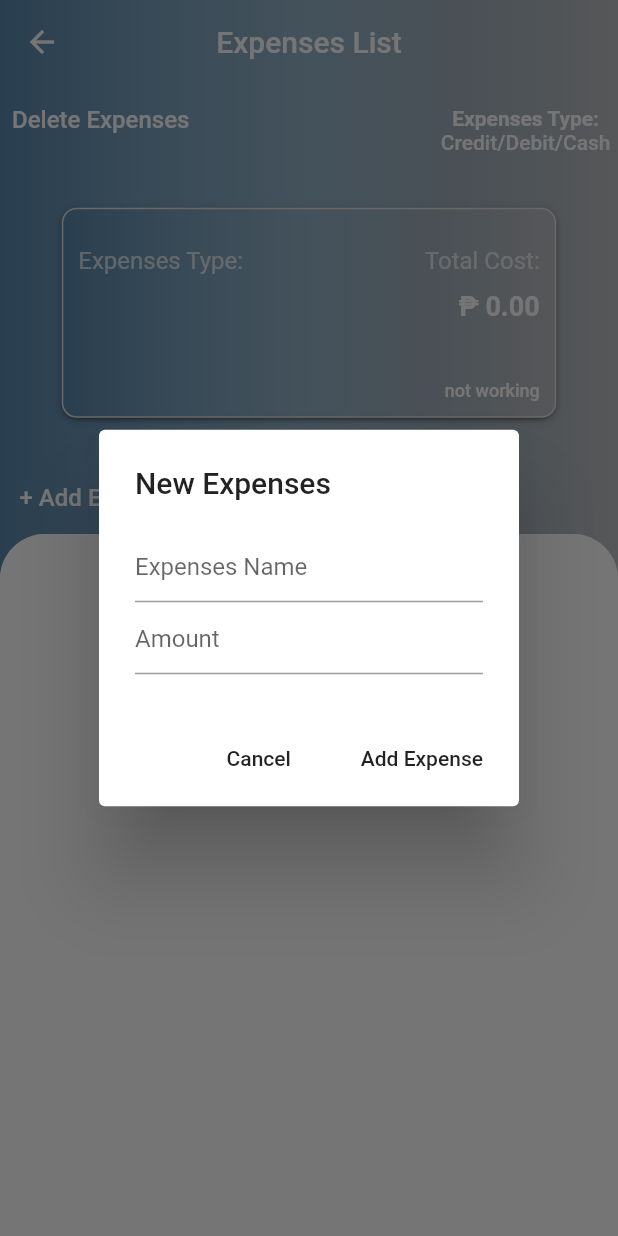
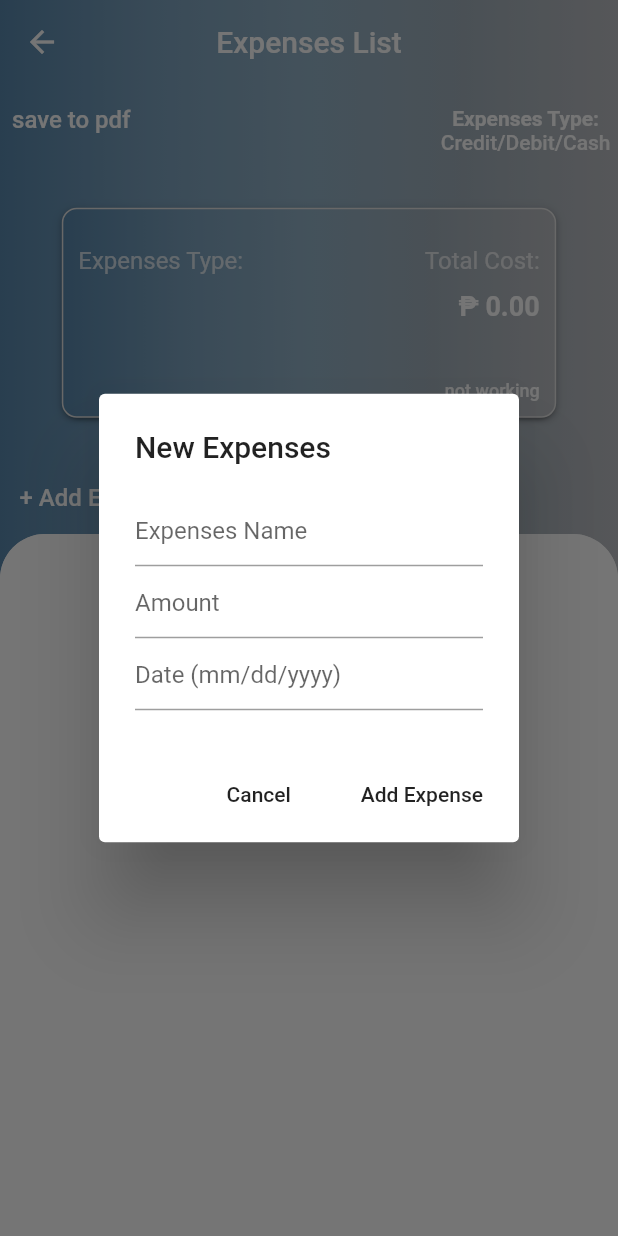
Before and after one commit to jrmjrd/budgetme, a Flutter app: the ExpensesPage screen opened directly with empty values, after a tap on "+ Add Expenses", on a phone screen of 412 x 824 dp. Run offline on Flutter 3.47's test engine with Material 3 defaults, Android fonts, the phone set to English and light mode, and no system bars; our stand-ins replace isar, pdf; missing offline and left inert: document_file_save_plus; accounts and stored records are empty; generated files the repository leaves out were written again.

Commit message:
save to pdf function added

```diff
--- a/lib/converter_functions/functions.dart
+++ b/lib/converter_functions/functions.dart
@@ -13,3 +13,8 @@ String formatCurrency(double amount){
   final format = NumberFormat.currency(locale: "en_PH", symbol: "\₱ ", decimalDigits: 2);
   return format.format(amount);
 }
+
+String dateFormat(DateTime date){
+  final format = DateFormat('MM/dd/yyyy').format(date);
+  return format;
+}
--- a/lib/view/component/budget_card.dart
+++ b/lib/view/component/budget_card.dart
@@ -1,5 +1,5 @@
 import 'package:budgetme/model/expenses_type.dart';
-import 'package:budgetme/view/component/expenses_display.dart';
+// import 'package:budgetme/view/component/expenses_display.dart';
 import 'package:budgetme/view/expenses_page.dart';
 import 'package:flutter/material.dart';
 
--- a/lib/view/expenses_page.dart
+++ b/lib/view/expenses_page.dart
@@ -1,5 +1,5 @@
 // ignore_for_file: unrelated_type_equality_checks, use_build_context_synchronously
-
+import 'package:budgetme/controller/to_pdf.dart';
 import 'package:budgetme/converter_functions/functions.dart';
 import 'package:budgetme/database/expenses_db.dart';
 import 'package:budgetme/model/expenses.dart';
@@ -7,6 +7,7 @@ import 'package:budgetme/model/expenses_type.dart';
 import 'package:budgetme/view/component/budget_card.dart';
 import 'package:budgetme/view/component/expenses_display.dart';
 import 'package:flutter/material.dart';
+import 'package:intl/intl.dart';
 import 'package:provider/provider.dart';
 
 class ExpensesPage extends StatefulWidget {
@@ -26,7 +27,7 @@ class _ExpensesPageState extends State<ExpensesPage> {
   TextEditingController expensesAmountController = TextEditingController();
   TextEditingController budgetAmountController = TextEditingController();
   TextEditingController budgetDurationController = TextEditingController();
-
+  TextEditingController dateController = TextEditingController();
   //load total expenses data
   Future<double>? _totalExpenses;
 
@@ -48,6 +49,12 @@ class _ExpensesPageState extends State<ExpensesPage> {
               controller: expensesAmountController,
               decoration: const InputDecoration(
                 hintText: "Amount"
+              ),
+            ),
+            TextField(
+              controller: dateController,
+              decoration: const InputDecoration(
+                hintText: "Date (mm/dd/yyyy)"
               ),
             ),
           ],
@@ -127,7 +134,12 @@ class _ExpensesPageState extends State<ExpensesPage> {
                       children: [
                         Positioned(
                           left: 0,
-                          child: delete(widget.expensesType.type)
+                          child:
+                          saveToPdf(
+                            'Vacation',
+                            value.specExpenses
+                          )
+                          // delete(widget.expensesType.type)
                         ),
                         const Positioned(
                           right: 5,
@@ -186,7 +198,8 @@ class _ExpensesPageState extends State<ExpensesPage> {
                               ),
                             ),
                           ),
-                        )
+                        ),
+
                       ],
                     )
                   )
@@ -199,11 +212,13 @@ class _ExpensesPageState extends State<ExpensesPage> {
                     itemCount: value.specExpenses.length,
                     itemBuilder: (context, index) {
                       //Get expenses
-                      Expenses expensesList = value.specExpenses[index];
+                      var toSort = value.specExpenses..sort((a, b) => a.amount.compareTo(b.amount));
+                      Expenses expenses = toSort[index];
+
                       return ListTile(
-                        title: Text(expensesList.name),
-                        subtitle: Text("Type: ${expensesList.type.toString()}"),
-                        trailing: Text(formatCurrency(expensesList.amount)),
+                        title: Text(expenses.name),
+                        subtitle: Text("Date: ${dateFormat(expenses.date)}"),
+                        trailing: Text(formatCurrency(expenses.amount)),
 
                       );
                     }
@@ -244,7 +259,7 @@ class _ExpensesPageState extends State<ExpensesPage> {
           Expenses newExpenses = Expenses(
             name: expensesNameController.text,
             amount: stringToDouble(expensesAmountController.text),
-            date: DateTime.now(),
+            date: dateController.text.isEmpty ? DateTime.now() : DateFormat('MM/dd/yyyy').parse(dateController.text),
             type: widget.expensesType.type
           );
 
@@ -256,6 +271,7 @@ class _ExpensesPageState extends State<ExpensesPage> {
           //Clear text fields
           expensesNameController.clear();
           expensesAmountController.clear();
+          dateController.clear();
         }
       },
       child: const Text("Add Expense"),
@@ -277,4 +293,20 @@ class _ExpensesPageState extends State<ExpensesPage> {
       )
     );
   }
+
+  saveToPdf(String tableName, List<Expenses> expensesList){
+    return TextButton(
+      onPressed: (){
+        ToPdf(tableName: tableName, expenseList: expensesList).saveToPdf();
+        print(expensesList.map((e) => e.id));
+      },
+      child: const Text(
+        "save to pdf",
+        style: TextStyle(
+          color: Colors.white,
+          fontSize: 16
+        ),
+      )
+    );
+  }
 }
--- a/pubspec.yaml
+++ b/pubspec.yaml
@@ -40,6 +40,8 @@ dependencies:
   path_provider: ^2.1.2
   provider: ^6.1.2
   intl: ^0.19.0
+  pdf: ^3.10.8
+  document_file_save_plus: ^2.0.0
 
 dev_dependencies:
   flutter_test:
```
Also changed, not shown: lib/controller/to_pdf.dart (added, +129 -0 lines), pubspec.lock, 1 other file.
